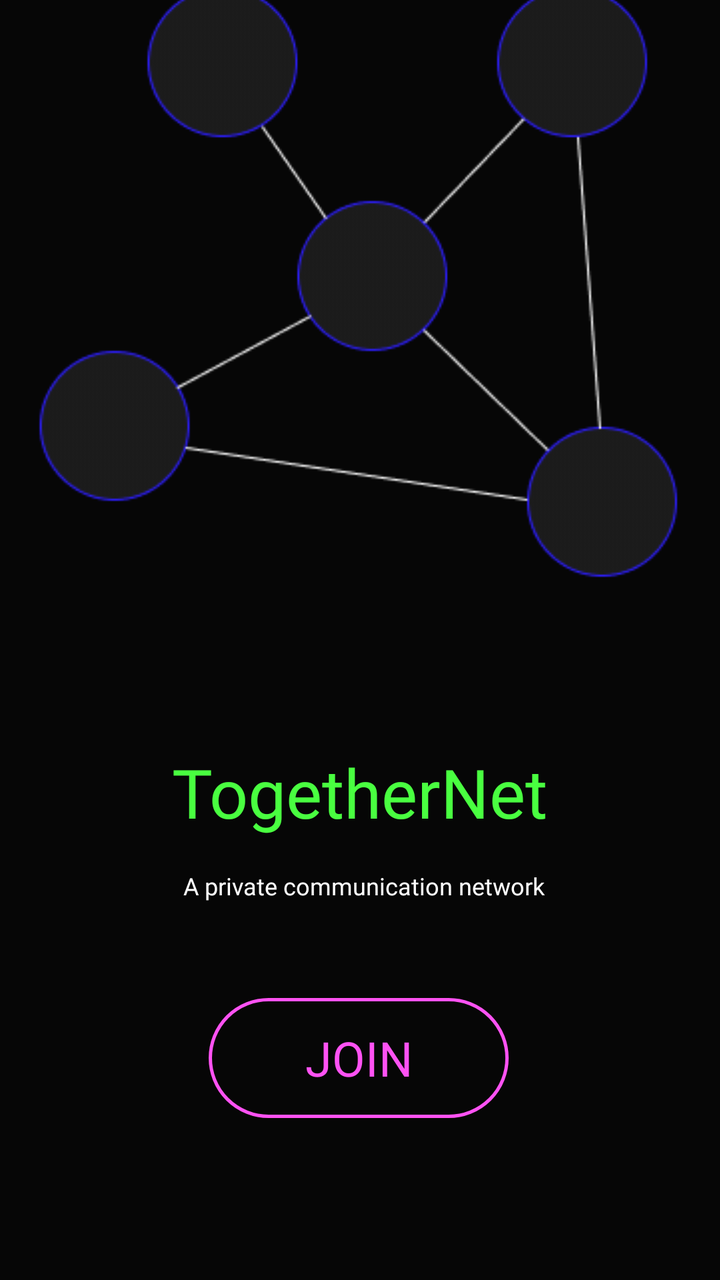
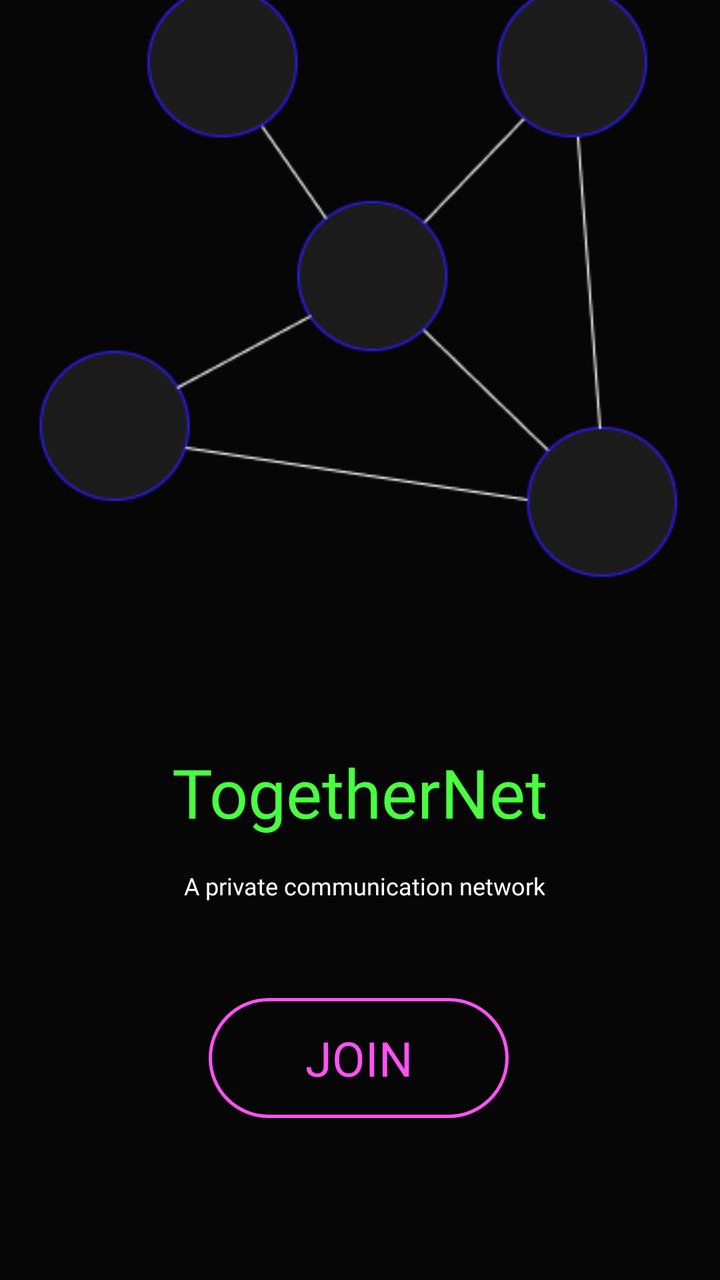

An Android layout rendered at two revisions. The XML below is the earlier revision; the diff shows what the commit changed to produce the second picture.
<!-- AndroidManifest.xml: application theme Theme.TogetherNet -->
<!-- res/layout/activity_main.xml -->
<?xml version="1.0" encoding="utf-8"?>
<androidx.constraintlayout.widget.ConstraintLayout xmlns:android="http://schemas.android.com/apk/res/android"
    xmlns:app="http://schemas.android.com/apk/res-auto"
    xmlns:tools="http://schemas.android.com/tools"
    android:id="@+id/main"
    android:layout_width="match_parent"
    android:layout_height="match_parent"
    android:background="#060606"
    tools:context=".MainActivity">

    <TextView
        android:id="@+id/textView2"
        android:layout_width="wrap_content"
        android:layout_height="wrap_content"
        android:fontFamily="@font/pet"
        android:text="TogetherNet"
        android:textColor="#49FF40"
        android:textSize="34sp"
        app:layout_constraintBottom_toBottomOf="parent"
        app:layout_constraintEnd_toEndOf="parent"
        app:layout_constraintStart_toStartOf="parent"
        app:layout_constraintTop_toTopOf="parent"
        app:layout_constraintVertical_bias="0.628" />

    <TextView
        android:id="@+id/textView"
        android:layout_width="wrap_content"
        android:layout_height="wrap_content"
        android:layout_marginStart="4dp"
        android:layout_marginTop="16dp"
        android:fontFamily="@font/pet"
        android:text="A private communication network"
        android:textColor="#FFFFFF"
        android:textSize="12sp"
        app:layout_constraintEnd_toEndOf="parent"
        app:layout_constraintStart_toStartOf="parent"
        app:layout_constraintTop_toBottomOf="@+id/textView2" />

    <Button
        android:id="@+id/onboardingButton"
        android:layout_width="150dp"
        android:layout_height="60dp"
        android:layout_marginTop="48dp"
        android:background="@drawable/button_background"
        android:backgroundTint="@null"
        android:fontFamily="@font/msxscreen01"
        android:gravity="center"
        android:stateListAnimator="@null"
        android:text="Join"
        android:textAlignment="center"
        android:textColor="#FF52F3"
        android:textColorHighlight="#FF52F3"
        android:textColorHint="#FF52F3"
        android:textColorLink="#FF52F3"
        android:textSize="24sp"
        app:iconTint="@color/design_default_color_primary"
        app:layout_constraintEnd_toEndOf="parent"
        app:layout_constraintHorizontal_bias="0.497"
        app:layout_constraintStart_toStartOf="parent"
        app:layout_constraintTop_toBottomOf="@+id/textView" />

    <ImageView
        android:id="@+id/imageView"
        android:layout_width="wrap_content"
        android:layout_height="wrap_content"
        android:layout_marginBottom="76dp"
        app:layout_constraintBottom_toTopOf="@+id/textView2"
        app:layout_constraintEnd_toEndOf="parent"
        app:layout_constraintStart_toStartOf="parent"
        app:srcCompat="@drawable/splash_image" />

</androidx.constraintlayout.widget.ConstraintLayout>
<!-- resources referenced by this layout -->
<resources>
  <!-- drawable button_background (drawable) -->
  <shape xmlns:android="http://schemas.android.com/apk/res/android"
      android:shape="rectangle">
      <solid android:color="@android:color/transparent"/>
      <stroke
          android:width="1.5dp"
          android:color="#FF52F3" />
      <corners android:radius="400dp"/>
  </shape>
  <!-- drawable splash_image: jpg bitmap (drawable, 12352 bytes) -->
  <style name="Theme.TogetherNet" parent="Theme.AppCompat.Light.NoActionBar" />
</resources>

<!-- the commit's change to res/layout/activity_main.xml (unified diff, before → after) -->
@@ -29,7 +29,9 @@
         android:layout_marginStart="4dp"
         android:layout_marginTop="16dp"
         android:fontFamily="@font/pet"
+        android:gravity="center"
         android:text="A private communication network"
+        android:textAlignment="center"
         android:textColor="#FFFFFF"
         android:textSize="12sp"
         app:layout_constraintEnd_toEndOf="parent"
